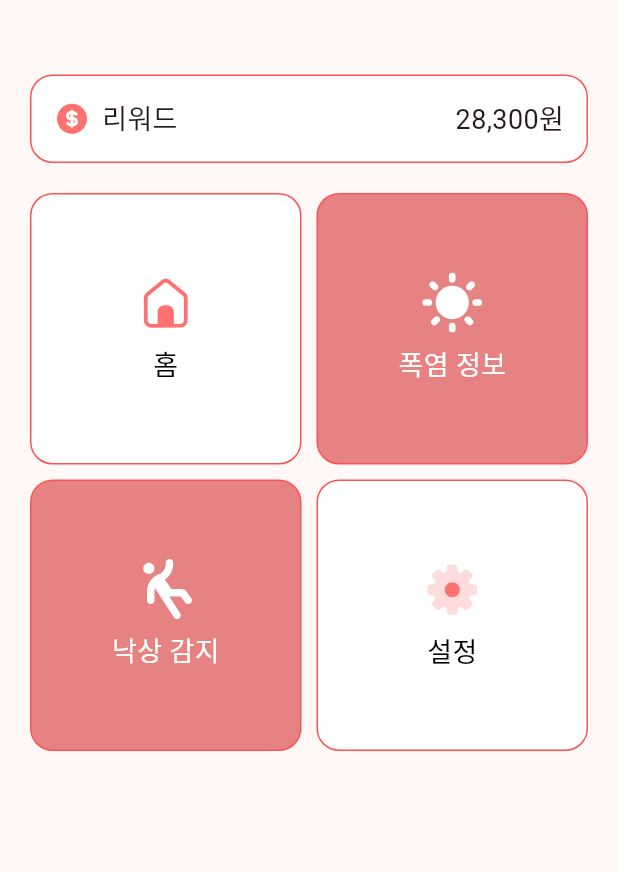
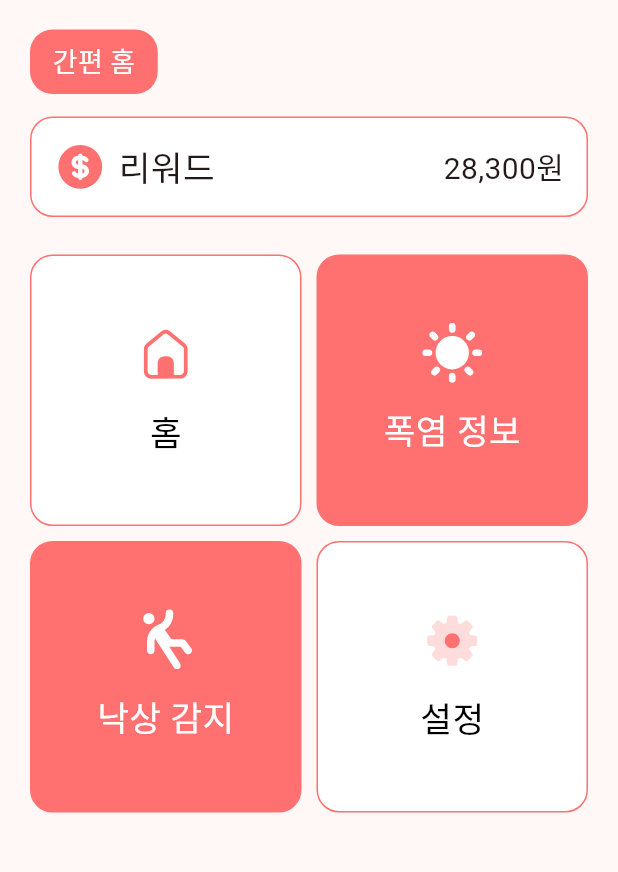
Before and after one commit to kauProjectX/dwph9988-client, a Flutter app: the ElderEasyHomeScreen screen opened directly, on a phone screen of 412 x 824 dp, the part 215-1087 px from its top. Run offline on Flutter 3.47's test engine with Material 3 defaults, Android fonts, the phone set to English and light mode, and no system bars; our stand-ins replace built_collection, built_value, dio, flutter_svg, get, lucide_icons_flutter and 1 more; missing offline and left inert: flutter_naver_map, one_of_serializer; Roboto replaces fonts that are missing (Gmarket Sans).

Commit message:
feat: Refactor elder easy home screen

```diff
--- a/lib/screens/elderly/easy_home_screen.dart
+++ b/lib/screens/elderly/easy_home_screen.dart
@@ -1,5 +1,10 @@
 import 'package:flutter/material.dart';
 import 'package:flutter_svg/flutter_svg.dart';
+
+import '../point_detail_screen.dart';
+import '../home_screen.dart';
+import '../elderly/heat_info_screen.dart';
+import '../settings_screen.dart';
 
 class ElderEasyHomeScreen extends StatelessWidget {
   const ElderEasyHomeScreen({super.key});
@@ -14,10 +19,12 @@ class ElderEasyHomeScreen extends StatelessWidget {
             children: [
               const SizedBox(height: 50),
               _buildHeader(),
-              const SizedBox(height: 0),
-              _buildReward(),
-              const SizedBox(height: 20),
-              _buildMenuGrid(),
+              const SizedBox(height: 10),
+              _buildQuickHomeLabel(), // 간편 홈 추가
+              const SizedBox(height: 15),
+              _buildReward(context), // context를 전달
+              const SizedBox(height: 25),
+              _buildMenuGrid(context), // context를 전달하여 Navigator 사용
             ],
           ),
         ),
@@ -50,37 +57,69 @@ class ElderEasyHomeScreen extends StatelessWidget {
           ),
         ),
         _buildLogo(),
-        const SizedBox(height: 50),
+        const SizedBox(height: 10),
       ],
     );
   }
 
-  Widget _buildReward() {
-    return Container(
+  Widget _buildQuickHomeLabel() {
+    return Align(
+      alignment: Alignment.centerLeft,
+      child: Container(
+        margin: const EdgeInsets.only(left: 20),
+        padding: const EdgeInsets.symmetric(vertical: 8, horizontal: 15),
+        decoration: BoxDecoration(
+          color: const Color(0xFFFF7171),
+          borderRadius: BorderRadius.circular(15),
+        ),
+        child: const Text(
+          '간편 홈',
+          style: TextStyle(
+            fontSize: 18,
+            fontWeight: FontWeight.w500,
+            color: Colors.white,
+          ),
+        ),
+      ),
+    );
+  }
+
+  Widget _buildReward(BuildContext context) {
+    // context를 인자로 추가
+    return GestureDetector(
+      onTap: () {
+        Navigator.push(
+          context,
+          MaterialPageRoute(builder: (context) => PointDetailScreen()),
+        );
+      },
+      child: Container(
         margin: const EdgeInsets.symmetric(horizontal: 20),
         padding: const EdgeInsets.all(15),
         decoration: BoxDecoration(
           color: Colors.white,
           borderRadius: BorderRadius.circular(15),
-        border: Border.all(color: Colors.redAccent, width: 1),
+          border: Border.all(color: Color(0xFFFF7171), width: 1),
         ),
         child: Row(
           mainAxisAlignment: MainAxisAlignment.spaceBetween,
           children: [
             Row(
               children: [
-              SvgPicture.asset('assets/images/elder_reward.svg', width: 24),
+                SvgPicture.asset('assets/images/elder_reward.svg', width: 35),
                 const SizedBox(width: 8),
-              const Text("리워드", style: TextStyle(fontSize: 18)),
+                const Text("리워드", style: TextStyle(fontSize: 23)),
               ],
             ),
-          const Text("28,300원", style: TextStyle(fontSize: 18)),
+            const Text("28,300원", style: TextStyle(fontSize: 20)),
           ],
+        ),
       ),
     );
   }
 
-  Widget _buildMenuGrid() {
+  Widget _buildMenuGrid(BuildContext context) {
+    // context를 인자로 추가
     return Padding(
       padding: const EdgeInsets.symmetric(horizontal: 20),
       child: GridView.count(
@@ -90,39 +129,70 @@ class ElderEasyHomeScreen extends StatelessWidget {
         mainAxisSpacing: 10,
         childAspectRatio: 1,
         children: [
-          _buildMenuItem('홈', 'elder_home.svg'),
-          _buildMenuItem('폭염 정보', 'elder_sun.svg', isHighlighted: true),
-          _buildMenuItem('낙상 감지', 'elder_fall.svg', isHighlighted: true),
-          _buildMenuItem('설정', 'elder_setting.svg'),
+          _buildMenuItem(
+            '홈',
+            'elder_home.svg',
+            onTap: () => Navigator.push(
+              context,
+              MaterialPageRoute(builder: (context) => const HomeScreen()),
+            ),
+          ),
+          _buildMenuItem(
+            '폭염 정보',
+            'elder_sun.svg',
+            isHighlighted: true,
+            onTap: () => Navigator.push(
+              context,
+              MaterialPageRoute(
+                  builder: (context) => const ElderlyHeatInfoScreen()),
+            ),
+          ),
+          _buildMenuItem(
+            '낙상 감지',
+            'elder_fall.svg',
+            isHighlighted: true,
+            onTap: () {
+              // 추후 페이지 연결 예정
+            },
+          ),
+          _buildMenuItem(
+            '설정',
+            'elder_setting.svg',
+            onTap: () => Navigator.push(
+              context,
+              MaterialPageRoute(builder: (context) => const SettingsScreen()),
+            ),
+          ),
         ],
       ),
     );
   }
 
   Widget _buildMenuItem(String title, String iconName,
-      {bool isHighlighted = false}) {
-    return Container(
+      {bool isHighlighted = false, VoidCallback? onTap}) {
+    return GestureDetector(
+      onTap: onTap,
+      child: Container(
         decoration: BoxDecoration(
-        color: isHighlighted
-            ? const Color.fromARGB(255, 230, 130, 130)
-            : Colors.white,
+          color: isHighlighted ? const Color(0xFFFF7171) : Colors.white,
           borderRadius: BorderRadius.circular(15),
-        border: Border.all(color: Colors.redAccent, width: 1),
+          border: Border.all(color: Color(0xFFFF7171), width: 1),
         ),
         child: Column(
           mainAxisAlignment: MainAxisAlignment.center,
           children: [
             SvgPicture.asset('assets/images/$iconName', width: 40),
-          const SizedBox(height: 8),
+            const SizedBox(height: 15),
             Text(
               title,
               style: TextStyle(
-              fontSize: 18,
+                fontSize: 23,
                 color: isHighlighted ? Colors.white : Colors.black,
               ),
             ),
           ],
         ),
+      ),
     );
   }
 }
--- a/lib/screens/login_screen.dart
+++ b/lib/screens/login_screen.dart
@@ -8,6 +8,7 @@ import 'package:http/http.dart' as http;
 import 'package:webview_flutter/webview_flutter.dart';
 
 import '../controllers/user_controller.dart';
+import '../screens/elderly/easy_home_screen.dart';
 
 class LoginScreen extends StatelessWidget {
   const LoginScreen({super.key});
@@ -41,7 +42,7 @@ class LoginScreen extends StatelessWidget {
                               : UserMode.senior;
                       userController.setAccessToken(accessToken);
                       userController.setUserMode(mode);
-                      Get.to(() => const AppScreen());
+                      Get.to(() => const ElderEasyHomeScreen());
                     },
                   ),
                 ),
```
Lines whose indentation alone changed are shown as unchanged.
